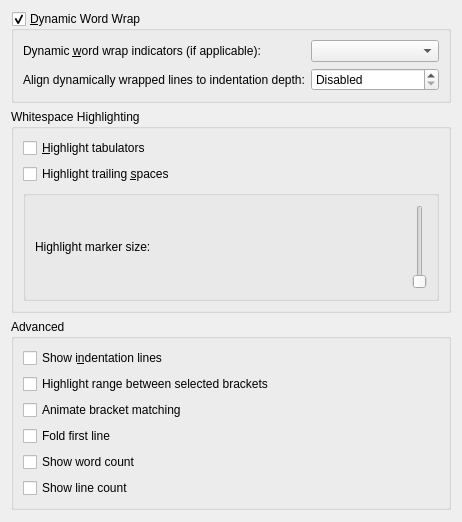
Qt form src/dialogs/textareaappearanceconfigwidget.ui (KDE/ktexteditor) before a commit.
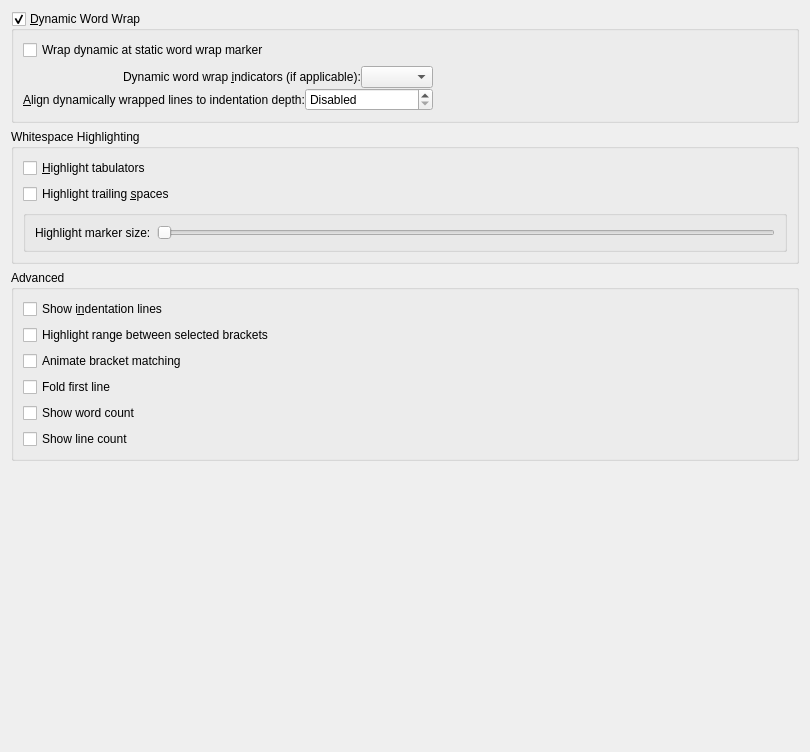
The same form after that commit. Custom widgets are drawn as their Qt base class.

Commit message:
ViewConfig: Add 'Dynamic Wrap At Static Marker' option
Summary:
Without this patch is in "Dynamic Wrap Mode" the text always wrapped
at the outer end of the view, which may hinder the reading flow with
a wide screen.

Test Plan:
Normal behaviour
{F6487064}

With patch and activated option
{F6487068}

Config page, no old one (sorry, but looks almost the same just without the new option)
{F6487072}

Reviewers: #ktexteditor, #vdg, cullmann

Reviewed By: #ktexteditor, cullmann

Subscribers: cullmann, kwrite-devel, kde-frameworks-devel, #ktexteditor

Tags: #kate, #frameworks

Diff of the .ui file:
```diff
--- a/src/dialogs/textareaappearanceconfigwidget.ui
+++ b/src/dialogs/textareaappearanceconfigwidget.ui
@@ -2,6 +2,14 @@
 <ui version="4.0">
   <class>TextareaAppearanceConfigWidget</class>
   <widget class="QWidget" name="TextareaAppearanceConfigWidget">
+  <property name="geometry">
+   <rect>
+    <x>0</x>
+    <y>0</y>
+    <width>810</width>
+    <height>752</height>
+   </rect>
+  </property>
     <layout class="QVBoxLayout">
       <item>
         <widget class="QGroupBox" name="gbWordWrap">
@@ -14,35 +22,81 @@
           <property name="checkable">
             <bool>true</bool>
           </property>
-          <layout class="QFormLayout" name="formLayout">
-            <item row="0" column="0">
+     <layout class="QVBoxLayout" name="verticalLayout_3">
+      <item>
+       <widget class="QCheckBox" name="chkDynWrapAtStaticMarker">
+        <property name="text">
+         <string>Wrap dynamic at static word wrap marker</string>
+        </property>
+       </widget>
+      </item>
+      <item>
+       <layout class="QHBoxLayout" name="horizontalLayout_3" stretch="0,0">
+        <property name="spacing">
+         <number>0</number>
+        </property>
+        <item>
+         <layout class="QVBoxLayout" name="verticalLayout_2">
+          <item>
+           <layout class="QHBoxLayout" name="horizontalLayout">
+            <item>
+             <spacer name="horizontalSpacer_2">
+              <property name="orientation">
+               <enum>Qt::Horizontal</enum>
+              </property>
+              <property name="sizeHint" stdset="0">
+               <size>
+                <width>0</width>
+                <height>20</height>
+               </size>
+              </property>
+             </spacer>
+            </item>
+            <item>
               <widget class="QLabel" name="lblDynamicWordWrapIndicators">
                 <property name="text">
-                  <string>Dynamic &amp;word wrap indicators (if applicable):</string>
+               <string>Dynamic word wrap &amp;indicators (if applicable):</string>
                 </property>
                 <property name="buddy">
                   <cstring>cmbDynamicWordWrapIndicator</cstring>
                 </property>
               </widget>
             </item>
-            <item row="0" column="1">
+            <item>
               <widget class="KComboBox" name="cmbDynamicWordWrapIndicator">
                 <property name="whatsThis">
                   <string>Choose when the Dynamic Word Wrap Indicators should be displayed.</string>
                 </property>
               </widget>
             </item>
-            <item row="1" column="0">
+           </layout>
+          </item>
+          <item>
+           <layout class="QHBoxLayout" name="horizontalLayout_2">
+            <item>
+             <spacer name="horizontalSpacer_3">
+              <property name="orientation">
+               <enum>Qt::Horizontal</enum>
+              </property>
+              <property name="sizeHint" stdset="0">
+               <size>
+                <width>0</width>
+                <height>20</height>
+               </size>
+              </property>
+             </spacer>
+            </item>
+            <item>
               <widget class="QLabel" name="lblDynamicWordWrapIndicators_2">
                 <property name="text">
-                  <string>Align dynamically wrapped lines to indentation depth:</string>
+               <string>&amp;Align dynamically wrapped lines to indentation depth:</string>
                 </property>
                 <property name="buddy">
                   <cstring>sbDynamicWordWrapDepth</cstring>
                 </property>
               </widget>
             </item>
-            <item row="1" column="1">
+            <item>
               <widget class="QSpinBox" name="sbDynamicWordWrapDepth">
                 <property name="sizePolicy">
                   <sizepolicy hsizetype="Preferred" vsizetype="Fixed">
@@ -68,6 +122,25 @@
               </widget>
             </item>
           </layout>
+          </item>
+         </layout>
+        </item>
+        <item>
+         <spacer name="horizontalSpacer">
+          <property name="orientation">
+           <enum>Qt::Horizontal</enum>
+          </property>
+          <property name="sizeHint" stdset="0">
+           <size>
+            <width>0</width>
+            <height>20</height>
+           </size>
+          </property>
+         </spacer>
+        </item>
+       </layout>
+      </item>
+     </layout>
         </widget>
       </item>
       <item>
@@ -96,7 +169,7 @@
             <item>
               <widget class="QGroupBox" name="gbMarker">
                 <property name="flat">
-                  <set>1</set>
+         <bool>true</bool>
                 </property>
                 <layout class="QHBoxLayout" name="_3">
                   <item>
@@ -111,17 +184,17 @@
                       <property name="whatsThis">
                         <string>Size of the visible highlight marker.</string>
                       </property>
-                      <property name="orientation">
-                        <set>Qt::Horizontal</set>
-                      </property>
-                      <property name="singleStep">
-                        <set>1</set>
-                      </property>
-                      <property name="maximum">
-                        <set>5</set>
-                      </property>
                       <property name="minimum">
-                        <set>1</set>
+            <number>-1</number>
+           </property>
+           <property name="maximum">
+            <number>-1</number>
+           </property>
+           <property name="singleStep">
+            <number>1</number>
+           </property>
+           <property name="orientation">
+            <enum>Qt::Horizontal</enum>
                       </property>
                     </widget>
                   </item>
```
Lines whose indentation alone changed are shown as unchanged. The commit also changes 4 other files.
